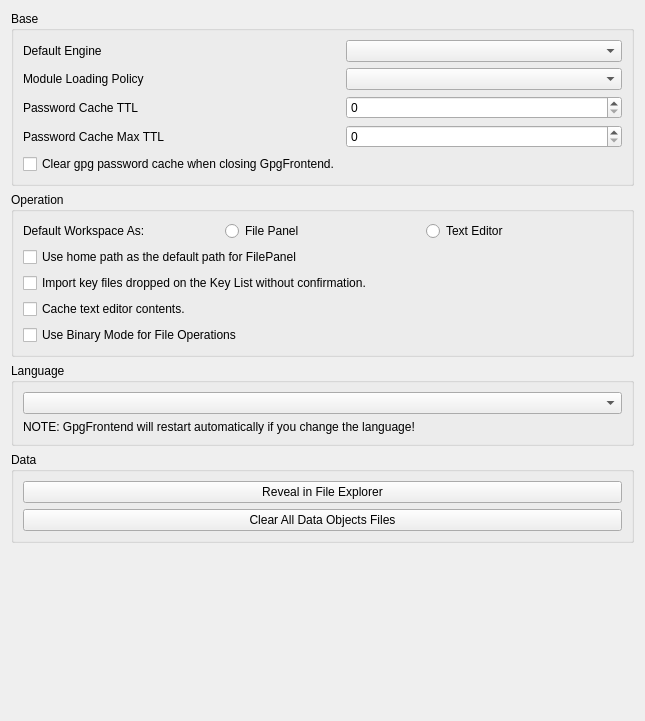
Above: ui/GeneralSettings.ui from saturneric/GpgFrontend before the change. Below: the same form after it.
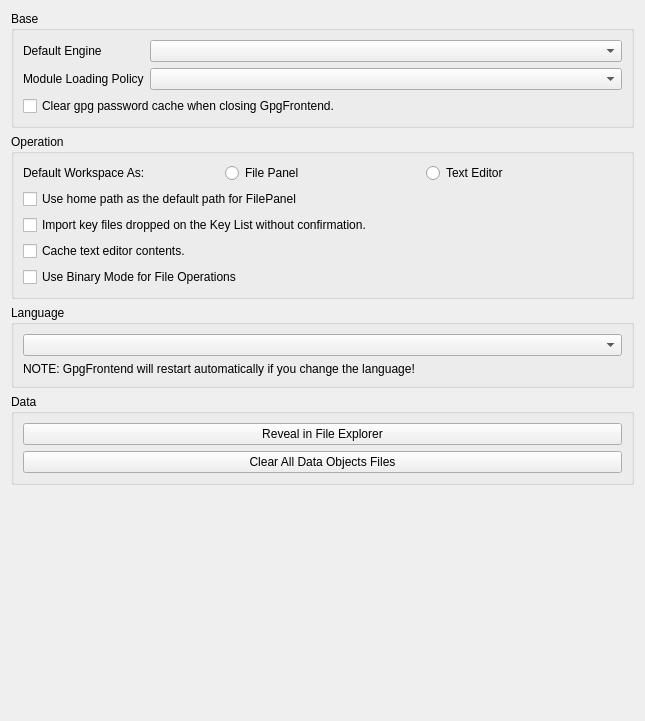
That is the form after the change.

Commit message:
feat(settings): add rPGP settings tab
- add RpgpTab to expose rPGP password cache settings in a new tab
- add SettingsRpgp.h/.cpp and ui/RpgpSettings.ui to implement tab
- integrate rpgp tab in SettingsDialog and apply settings when used
- remove rPGP controls and related logic from GeneralTab to avoid dup
- update GeneralSettings.ui to move module policy and clear-cache box
- remove unused RustUtils include from SettingsGeneral.cpp

Patch:
```diff
--- a/ui/GeneralSettings.ui
+++ b/ui/GeneralSettings.ui
@@ -42,47 +42,27 @@
               </property>
              </widget>
             </item>
+            <item row="0" column="0">
+             <widget class="QLabel" name="defaultEngineLabel">
+              <property name="text">
+               <string>Default Engine</string>
+              </property>
+             </widget>
+            </item>
+            <item row="0" column="1">
+             <widget class="QComboBox" name="defaultEngineComboBox"/>
+            </item>
             <item row="1" column="1">
              <widget class="QComboBox" name="modulePolicyComboBox">
               <property name="sizePolicy">
-               <sizepolicy hsizetype="Preferred" vsizetype="Minimum">
+               <sizepolicy hsizetype="Preferred" vsizetype="Fixed">
                 <horstretch>0</horstretch>
                 <verstretch>0</verstretch>
                </sizepolicy>
               </property>
              </widget>
             </item>
-            <item row="0" column="0">
-             <widget class="QLabel" name="defaultEngineLabel">
-              <property name="text">
-               <string>Default Engine</string>
-              </property>
-             </widget>
-            </item>
-            <item row="0" column="1">
-             <widget class="QComboBox" name="defaultEngineComboBox"/>
-            </item>
-            <item row="2" column="1">
-             <widget class="QSpinBox" name="rpgpCacheTtlSpinBox"/>
-            </item>
-            <item row="2" column="0">
-             <widget class="QLabel" name="rpgpCacheTtlLabel">
-              <property name="text">
-               <string>Password Cache TTL</string>
-              </property>
-             </widget>
-            </item>
-            <item row="3" column="0">
-             <widget class="QLabel" name="rpgpCacheMaxTtlLabel">
-              <property name="text">
-               <string>Password Cache Max TTL</string>
-              </property>
-             </widget>
-            </item>
-            <item row="3" column="1">
-             <widget class="QSpinBox" name="rpgpCacheMaxTtlSpinBox"/>
-            </item>
-            <item row="4" column="0">
+            <item row="2" column="0" colspan="2">
              <widget class="QCheckBox" name="clearGpgPasswordCacheCheckBox">
               <property name="text">
                <string>Clear gpg password cache when closing GpgFrontend.</string>
```
The commit also changes 6 other files.
